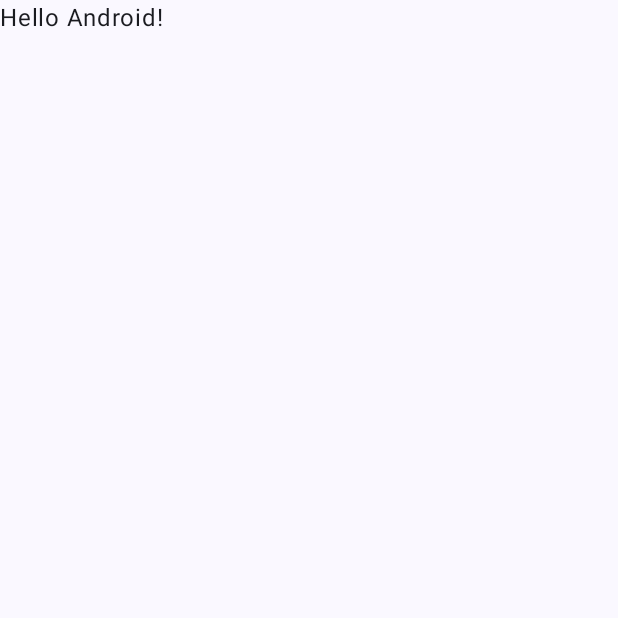
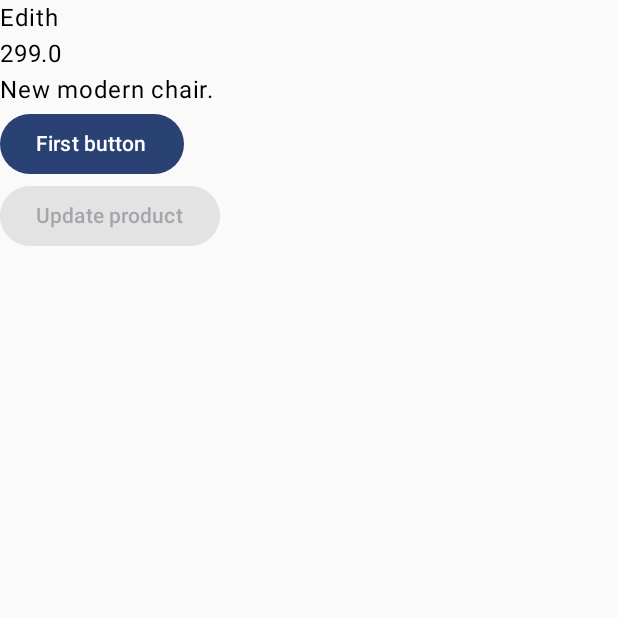
Before and after one commit to joannaagnieszczak/art-shop, an Android app built with Jetpack Compose: the screen it shows after launch (MainActivity), on a phone screen of 412 x 824 dp, the top half of it. Before the commit the part shown is almost empty. Run offline under Robolectric (Android 15) with nearby library versions, the phone set to English and light mode, and no system bars.

Commit message:
#1 Create product view elements.

```diff
--- a/app/build.gradle
+++ b/app/build.gradle
@@ -54,6 +54,7 @@ dependencies {
     implementation "androidx.compose.ui:ui:$compose_version"
     implementation "androidx.compose.ui:ui-tooling-preview:$compose_version"
     implementation 'androidx.compose.material3:material3:1.0.0-alpha02'
+    implementation "androidx.lifecycle:lifecycle-viewmodel-compose:2.5.1"
     testImplementation 'junit:junit:4.13.2'
     androidTestImplementation 'androidx.test.ext:junit:1.1.5'
     androidTestImplementation 'androidx.test.espresso:espresso-core:3.5.1'
--- a/app/src/main/java/pl/asia/artshop/MainActivity.kt
+++ b/app/src/main/java/pl/asia/artshop/MainActivity.kt
@@ -10,6 +10,7 @@ import androidx.compose.material3.Text
 import androidx.compose.runtime.Composable
 import androidx.compose.ui.Modifier
 import androidx.compose.ui.tooling.preview.Preview
+import pl.asia.artshop.product.ProductScreen
 import pl.asia.artshop.ui.theme.ArtshopTheme
 
 class MainActivity : ComponentActivity() {
@@ -17,13 +18,7 @@ class MainActivity : ComponentActivity() {
         super.onCreate(savedInstanceState)
         setContent {
             ArtshopTheme {
-                // A surface container using the 'background' color from the theme
-                Surface(
-                    modifier = Modifier.fillMaxSize(),
-                    color = MaterialTheme.colorScheme.background
-                ) {
-                    Greeting("Android")
-                }
+               ProductScreen()
             }
         }
     }
--- /dev/null
+++ b/app/src/main/java/pl/asia/artshop/product/ProductScreen.kt
@@ -0,0 +1,37 @@
+package pl.asia.artshop.product
+
+import androidx.compose.foundation.layout.Column
+import androidx.compose.material3.Button
+import androidx.compose.material3.Text
+import androidx.compose.runtime.Composable
+import androidx.compose.runtime.collectAsState
+import androidx.compose.runtime.getValue
+import androidx.compose.ui.tooling.preview.Preview
+import androidx.lifecycle.viewmodel.compose.viewModel
+
+@Composable
+fun ProductScreen(productViewModel: ProductViewModel = viewModel()) {
+    val productUiState by productViewModel.uiState.collectAsState()
+    Column() {
+        Text(text = productUiState.name)
+        Text(text = productUiState.price.toString())
+        Text(text = productUiState.description)
+
+        Button(
+            onClick = {productViewModel.makeSecondButtonEnable()}) {
+            (Text(text = "First button"))
+        }
+
+        Button(
+            enabled = productUiState.isSecondButtonEnabled,
+            onClick = {productViewModel.updateProduct()}) {
+            (Text(text = "Update product"))
+        }
+    }
+}
+
+@Preview(showSystemUi = true)
+@Composable
+fun ProductScreenPreview() {
+    ProductScreen()
+}
--- /dev/null
+++ b/app/src/main/java/pl/asia/artshop/product/ProductViewModel.kt
@@ -0,0 +1,30 @@
+package pl.asia.artshop.product
+
+import androidx.lifecycle.ViewModel
+import kotlinx.coroutines.flow.MutableStateFlow
+import kotlinx.coroutines.flow.StateFlow
+import kotlinx.coroutines.flow.asStateFlow
+import kotlinx.coroutines.flow.update
+
+class ProductViewModel : ViewModel() {
+    private val _uiState = MutableStateFlow(
+        ProductViewState(
+            name = "Edith",
+            price = 299.0,
+            description = "New modern chair."
+        )
+    )
+    val uiState: StateFlow<ProductViewState> = _uiState.asStateFlow()
+
+    fun updateProduct() {
+        _uiState.update { currentState ->
+            currentState.copy(name = "New test name")
+        }
+    }
+
+    fun makeSecondButtonEnable() {
+        _uiState.update { currentState ->
+            currentState.copy(isSecondButtonEnabled = true)
+        }
+    }
+}
--- /dev/null
+++ b/app/src/main/java/pl/asia/artshop/product/ProductViewState.kt
@@ -0,0 +1,8 @@
+package pl.asia.artshop.product
+
+data class ProductViewState(
+    val name: String,
+    val price: Double,
+    val description: String,
+    val isSecondButtonEnabled: Boolean = false
+)
```
